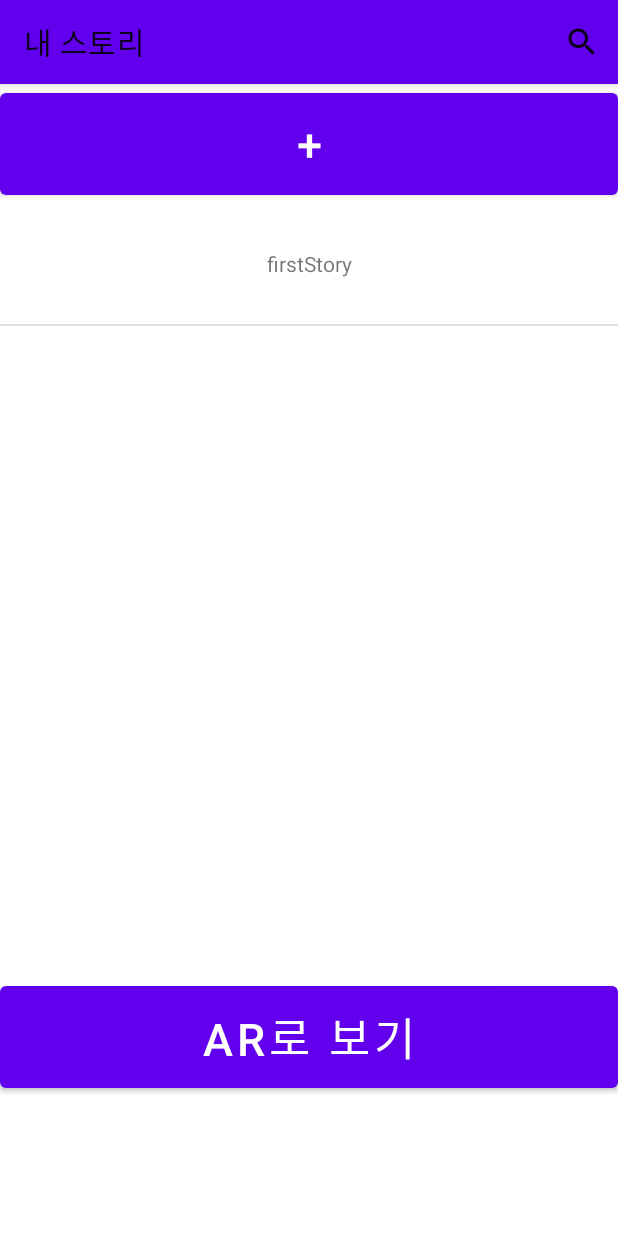
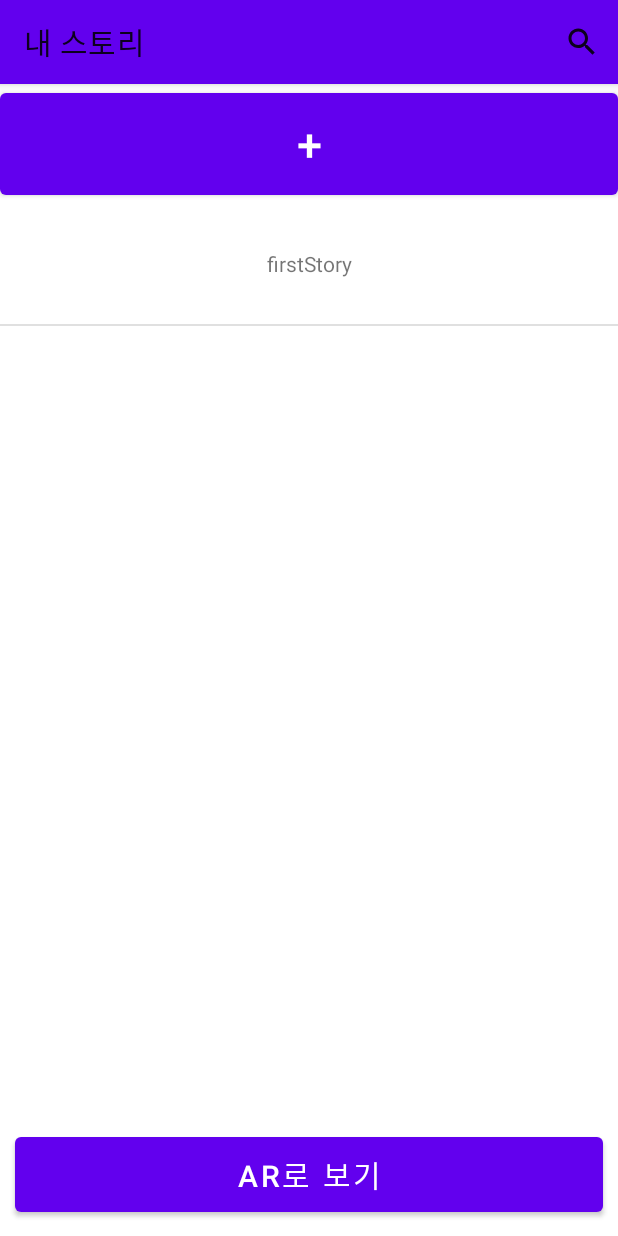
Before and after one commit to jihee-dev/HanselPhoto, an Android app: the screen it shows after launch (MainActivity), on a phone screen of 412 x 824 dp. Run offline under Robolectric (Android 15) with nearby library versions, the phone set to English and light mode, and no system bars.

Commit message:
UI Update

```diff
--- a/app/src/main/res/layout/activity_main.xml
+++ b/app/src/main/res/layout/activity_main.xml
@@ -26,13 +26,16 @@
     <androidx.recyclerview.widget.RecyclerView
         android:id="@+id/mainRecyclerView"
         android:layout_width="match_parent"
-        android:layout_height="515dp" />
+        android:layout_height="0dp"
+        android:layout_weight="1"/>
 
     <Button
         android:id="@+id/mainToArBtn"
         android:layout_width="match_parent"
-        android:layout_height="80dp"
+        android:layout_height="wrap_content"
+        android:layout_margin="10dp"
+        android:padding="10dp"
         android:text="AR로 보기"
-        android:textSize="30sp" />
+        android:textSize="20sp" />
 
 </LinearLayout>
```
